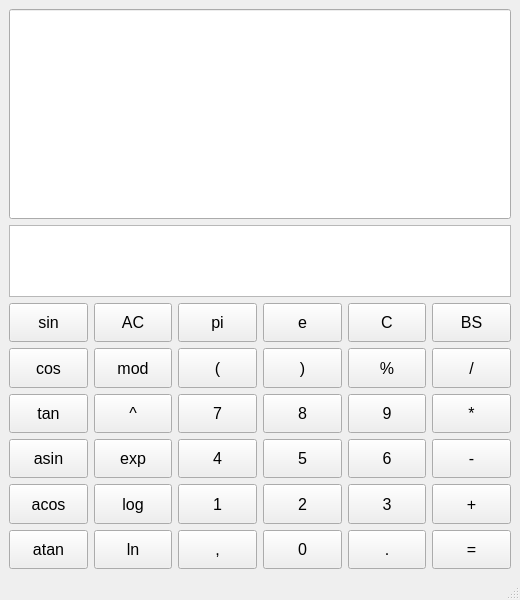
IgorTsoy2022/SkillBox, file QtM37_01_Calculator/calculator.ui: the form before one commit.
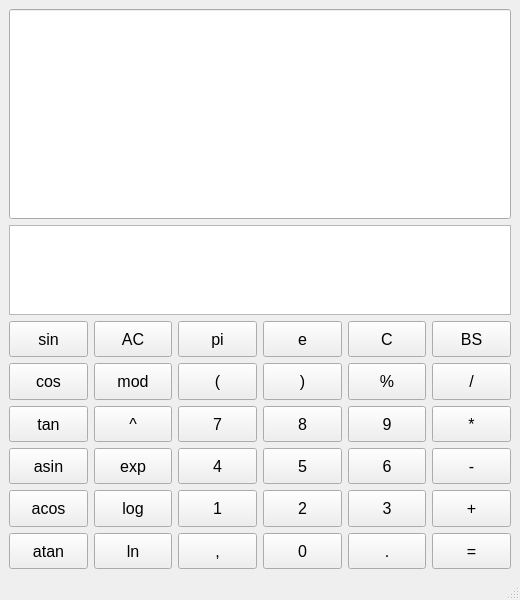
The form after the commit.

```diff
--- a/QtM37_01_Calculator/calculator.ui
+++ b/QtM37_01_Calculator/calculator.ui
@@ -64,13 +64,13 @@
         <property name="minimumSize">
          <size>
           <width>0</width>
-          <height>24</height>
+          <height>30</height>
          </size>
         </property>
         <property name="maximumSize">
          <size>
           <width>16777215</width>
-          <height>72</height>
+          <height>90</height>
          </size>
         </property>
         <property name="font">
```
